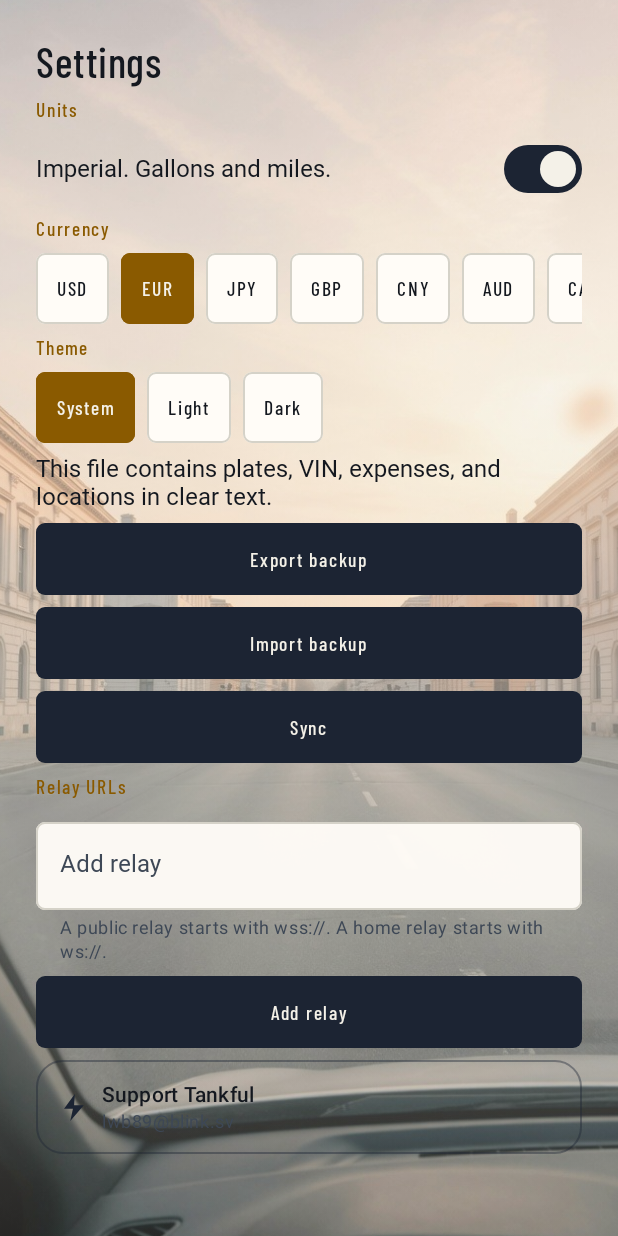
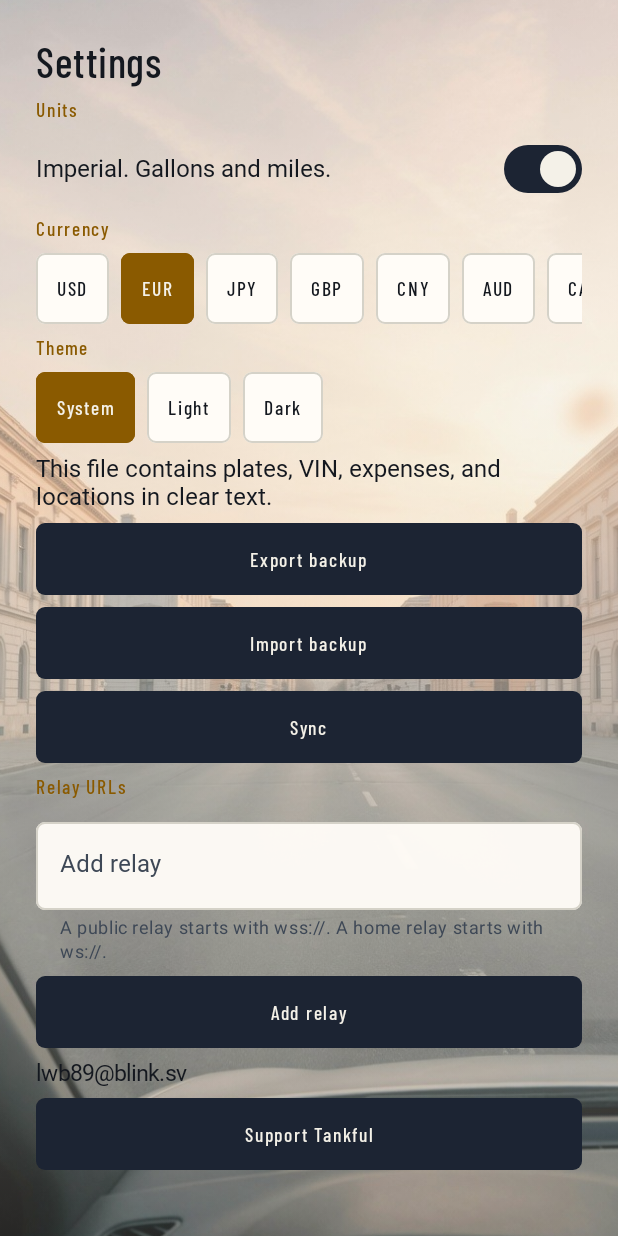
Before and after one commit to Lwb89dev/tankful, an Android app built with Jetpack Compose: the SettingsScreen screen opened through its navigation route, on a phone screen of 412 x 824 dp. Run offline under Robolectric (Android 15) with nearby library versions, the light colour scheme and no system bars; our stand-ins replace Dagger/Hilt's generated code, Room's generated code; pictures from the network do not load; Roboto replaces fonts that are not available here; 2 statements that could not run were skipped.

Commit message:
Style the Lightning support control like the other settings buttons.
The support action uses the same filled button as export, import, and sync, so the light theme keeps the dark plate and light label.

```diff
--- a/app/src/main/kotlin/com/tankful/android/ui/Screens.kt
+++ b/app/src/main/kotlin/com/tankful/android/ui/Screens.kt
@@ -718,46 +718,16 @@ private fun RelayEditor(sync: SyncSettingsViewModel) {
 @Composable
 private fun SupportRow() {
     val context = LocalContext.current
-    Row(
-        Modifier
-            .fillMaxWidth()
-            .heightIn(min = 48.dp)
-            .border(1.dp, MaterialTheme.colorScheme.primary.copy(alpha = 0.4f), RoundedCornerShape(18.dp))
-            .clickable(role = Role.Button) {
-                if (openLightningSupport(context)) return@clickable
-                Toast.makeText(context, context.getString(R.string.support_copied), Toast.LENGTH_LONG).show()
-            }
-            .padding(horizontal = 16.dp, vertical = 13.dp),
-        verticalAlignment = Alignment.CenterVertically,
-        horizontalArrangement = Arrangement.spacedBy(10.dp),
-    ) {
-        LightningMark()
-        Column(Modifier.weight(1f)) {
-            Text(stringResource(R.string.support_tankful), style = MaterialTheme.typography.titleSmall)
-            Text(
-                LIGHTNING_ADDRESS,
-                style = MaterialTheme.typography.bodySmall,
-                color = MaterialTheme.colorScheme.onSurfaceVariant,
-            )
-        }
-    }
-}
-
-@Composable
-private fun LightningMark() {
-    val ink = MaterialTheme.colorScheme.primary
-    Canvas(Modifier.size(18.dp)) {
-        val bolt = Path().apply {
-            moveTo(size.width * 0.55f, 0f)
-            lineTo(size.width * 0.15f, size.height * 0.55f)
-            lineTo(size.width * 0.48f, size.height * 0.55f)
-            lineTo(size.width * 0.38f, size.height)
-            lineTo(size.width * 0.88f, size.height * 0.42f)
-            lineTo(size.width * 0.52f, size.height * 0.42f)
-            close()
-        }
-        drawPath(bolt, ink)
-    }
+    Text(LIGHTNING_ADDRESS, style = MaterialTheme.typography.bodyMedium)
+    TankButton(stringResource(R.string.support_tankful)) {
+        val opened = openLightningSupport(context)
+        if (!opened) showCopied(context)
+    }
+}
+
+private fun showCopied(context: Context) {
+    val copied = context.getString(R.string.support_copied)
+    Toast.makeText(context, copied, Toast.LENGTH_LONG).show()
 }
 
 @Composable
```
